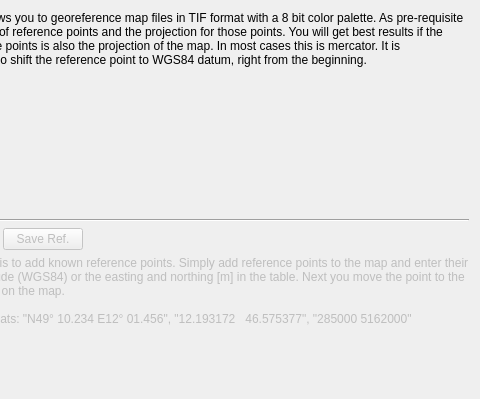
The window that src/ICreateMapGeoTiff.ui (ntruchsess/QLandkarteGT) describes before a commit, drawn with Qt 5; both pictures show x 643 to 1123 and y 0 to 399 of the 1123 by 688 pixel window.
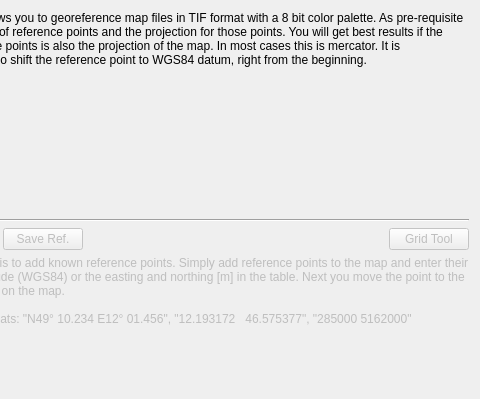
The same window after the commit.

Patch:
```diff
--- a/src/ICreateMapGeoTiff.ui
+++ b/src/ICreateMapGeoTiff.ui
@@ -304,6 +304,16 @@
          </property>
         </spacer>
        </item>
+       <item>
+        <widget class="QPushButton" name="pushGridTool" >
+         <property name="enabled" >
+          <bool>false</bool>
+         </property>
+         <property name="text" >
+          <string>Grid Tool</string>
+         </property>
+        </widget>
+       </item>
       </layout>
      </item>
      <item>
```
